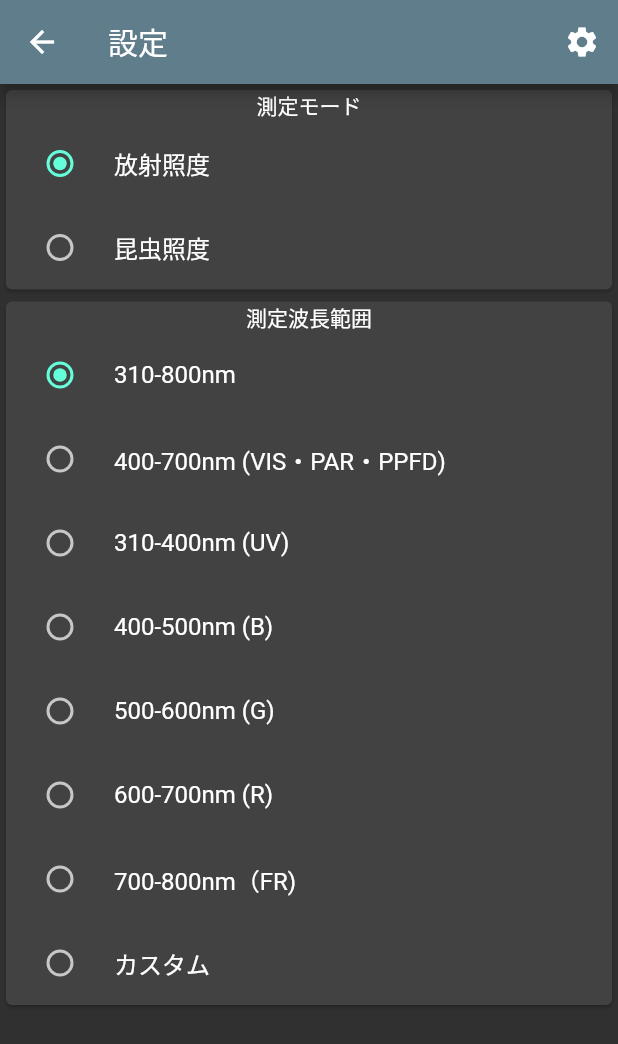
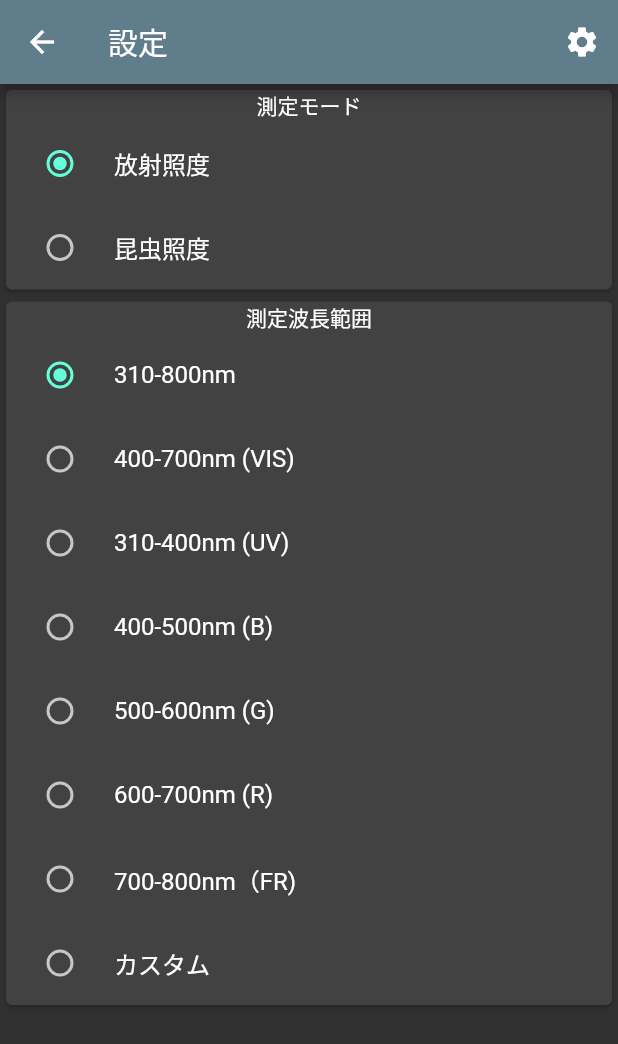
Before and after one commit to colorpyxis-nobuodenshi/uvvisspec-cp160-android-app, a Flutter app: the SettingsPage screen opened directly with empty values, on a phone screen of 412 x 824 dp. Shown: the top 1044 px of the screen. Run offline on Flutter 3.47's test engine with Material 2 defaults, Android fonts, the phone set to English and light mode, and no system bars; our stand-ins replace charts_flutter, permission_handler, rxdart; missing offline and left inert: external_path, usb_serial.

Commit message:
2023/2/20.

```diff
--- a/lib/settings.dart
+++ b/lib/settings.dart
@@ -151,7 +151,7 @@ class SettingsPageState extends State<SettingsPage> {
                               },
                             ),
                             RadioListTile(
-                              title: const Text("400-700nm (VIS・PAR・PPFD)"),
+                              title: const Text("400-700nm (VIS)"),
                               value: IntegrateLigthIntensityRange.vis,
                               groupValue: _integrateRangeSel,
                               onChanged: (value) {
```
